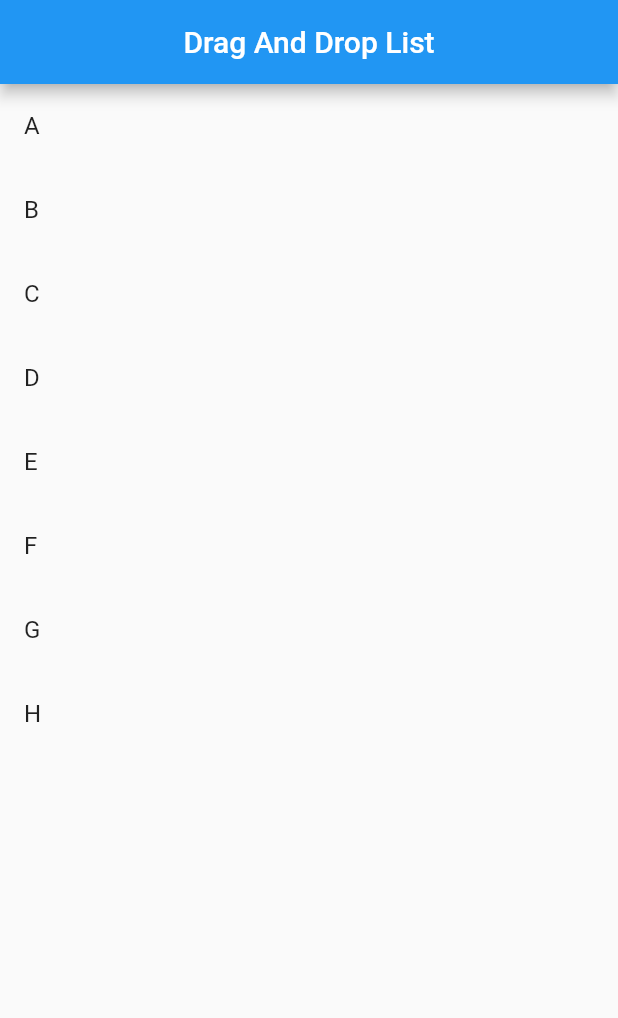
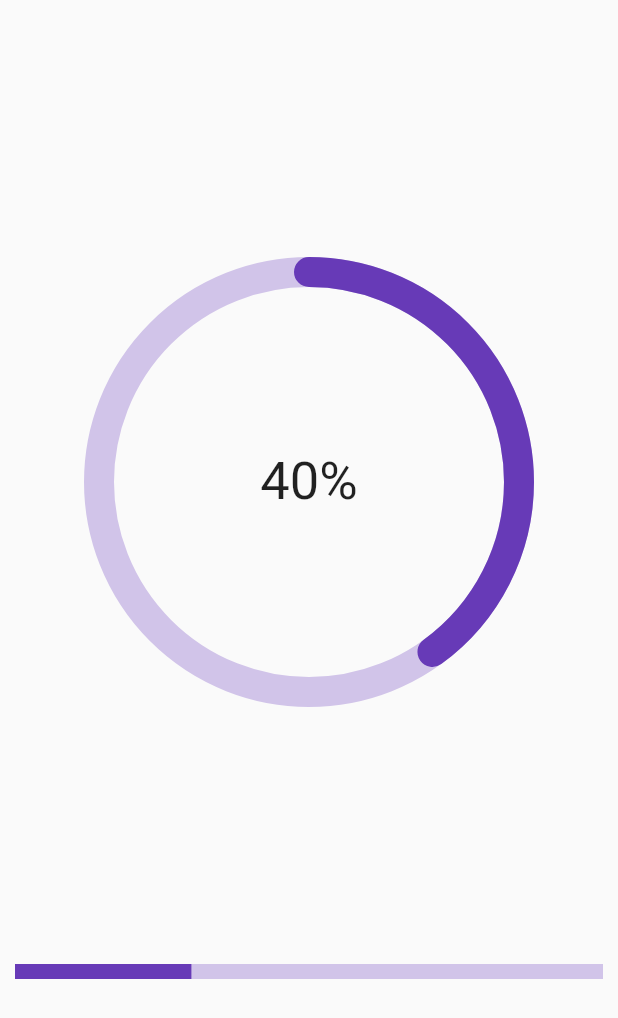
Before and after one commit to mbr1993/flutter_widgets, a Flutter app: the screen it shows after launch, on a phone screen of 412 x 824 dp. Shown: the top 1018 px of the screen. Run offline on Flutter 3.47's test engine with Material 2 defaults, Android fonts, the phone set to English and light mode, and no system bars; drawn by our look-alikes of percent_indicator; our stand-ins replace flutter_slidable.

Commit message:
percent indicator

```diff
--- a/lib/alert_dialog/alert_dialog.dart
+++ b/lib/alert_dialog/alert_dialog.dart
@@ -29,7 +29,8 @@ class _MyAlertDialogState extends State<MyAlertDialog> {
             ),
           ],
         );
-        });
+      },
+    );
   }
 
   @override
--- a/lib/main.dart
+++ b/lib/main.dart
@@ -1,5 +1,6 @@
 import 'package:flutter/material.dart';
 import 'package:flutter_widgets/drag_and_drop/drag_and_drop.dart';
+import 'package:flutter_widgets/percent_indicator/percent_indicator.dart';
 
 void main() {
   runApp(const MyApp());
@@ -12,8 +13,8 @@ class MyApp extends StatelessWidget {
   Widget build(BuildContext context) {
     final ThemeData theme = ThemeData();
     return const MaterialApp(
-    debugShowCheckedModeBanner: false,
-    home: MyDragAndDrop(),
+      debugShowCheckedModeBanner: false,
+      home: MyPercentIndicator(),
     );
   }
 }
--- /dev/null
+++ b/lib/percent_indicator/percent_indicator.dart
@@ -0,0 +1,44 @@
+import 'package:flutter/material.dart';
+import 'package:percent_indicator/circular_percent_indicator.dart';
+import 'package:percent_indicator/linear_percent_indicator.dart';
+
+class MyPercentIndicator extends StatefulWidget {
+  const MyPercentIndicator({super.key});
+
+  @override
+  State<MyPercentIndicator> createState() => _MyPercentIndicatorState();
+}
+
+class _MyPercentIndicatorState extends State<MyPercentIndicator> {
+  @override
+  Widget build(BuildContext context) {
+    return Scaffold(
+      body: Center(
+        child: Column(
+          mainAxisAlignment: MainAxisAlignment.spaceEvenly,
+          children: [
+            CircularPercentIndicator(
+              radius: 150,
+              animation: true,
+              animationDuration: 1000,
+              lineWidth: 20,
+              progressColor: Colors.deepPurple,
+              backgroundColor: Colors.deepPurple.shade100,
+              percent: .4,
+              circularStrokeCap: CircularStrokeCap.round,
+              center: Text('40%', style: TextStyle(fontSize: 35)),
+            ),
+            LinearPercentIndicator(
+              lineHeight: 10,
+              percent: 0.3,
+              progressColor: Colors.deepPurple,
+              backgroundColor: Colors.deepPurple.shade100,
+              animationDuration: 1000,
+              animation: true,
+            )
+          ],
+        ),
+      ),
+    );
+  }
+}
--- a/pubspec.yaml
+++ b/pubspec.yaml
@@ -36,6 +36,7 @@ dependencies:
   # Use with the CupertinoIcons class for iOS style icons.
   cupertino_icons: ^1.0.2
   flutter_slidable: ^3.0.0
+  percent_indicator: ^4.2.3
 
 dev_dependencies:
   flutter_test:
```
Also changed, not shown: pubspec.lock. Lines whose indentation alone changed are shown as unchanged.
